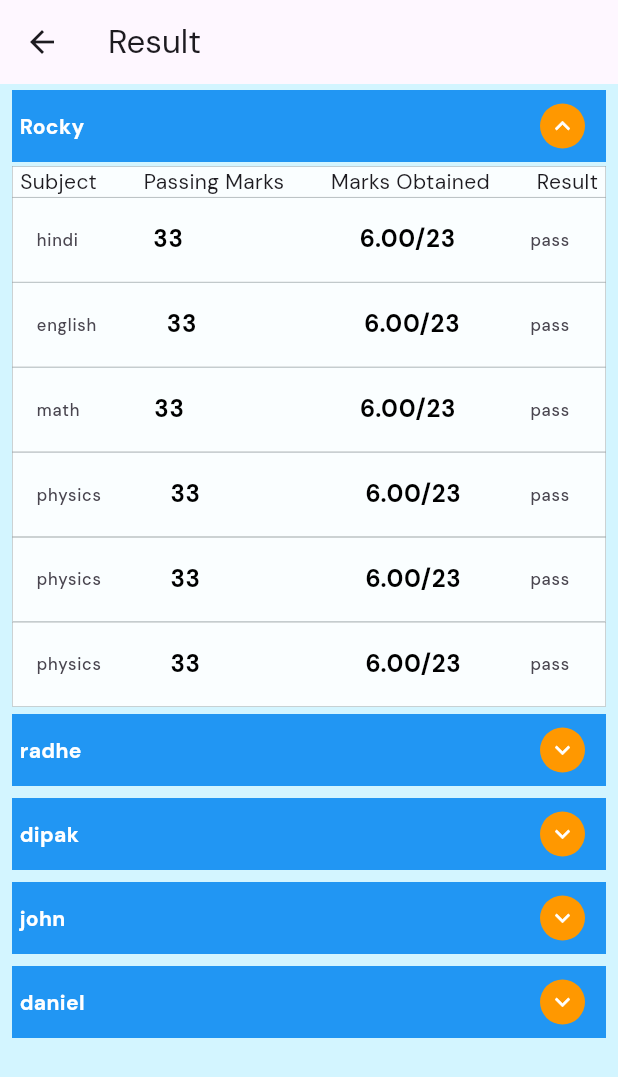
After one commit to apps-bhanusha/egyanschool2023, a Flutter app: the ExamResult screen opened by its route, after a tap on the "keyboard arrow down" icon, on a phone screen of 412 x 824 dp. The commit adds this screen. Shown: the top 1077 px of the screen. Run offline on Flutter 3.47's test engine with Material 2 defaults, Android fonts, the phone set to English and light mode, and no system bars; our stand-ins replace cached_network_image, dio, flutter_calendar_carousel, flutter_screenutil, get, google_fonts and 2 more; missing offline and left inert: flutter_session_manager, scroll_loop_auto_scroll; accounts and stored records are empty; network calls fail.

Commit message:
result pahe done

```diff
--- a/lib/controller/school_id_controller.dart
+++ b/lib/controller/school_id_controller.dart
@@ -1,7 +1,7 @@
 import 'dart:convert';
 import 'package:ecom_desgin/constant/api_url.dart';
 import 'package:get/get.dart';
-import 'package:ecom_desgin/view/children/Student_Login.dart';
+import 'package:ecom_desgin/view/login/Student_Login.dart';
 import 'package:ecom_desgin/view/teacher/Teacher_Login.dart';
 import 'package:flutter_screenutil/flutter_screenutil.dart';
 import 'package:flutter/cupertino.dart';
--- a/lib/controller/student_login_controller.dart
+++ b/lib/controller/student_login_controller.dart
@@ -7,6 +7,7 @@ import 'package:google_fonts/google_fonts.dart';
 import 'package:ecom_desgin/view/dashboard/HomeScreen.dart';
 import 'package:flutter_session_manager/flutter_session_manager.dart';
 import 'package:get/get.dart';
+import 'package:hive/hive.dart';
 
 
 import 'package:http/http.dart' as http;
@@ -40,7 +41,9 @@ class UserNameController extends GetxController {
 print(SchoolIdControllerList);
 
       if (sdata["status"] == true) {
-
+      var box = Hive.box("schoolData");
+      box.put("username",username);
+      box.put("password",password);
            return Get.to(() => HomeScreen());
       }
 
--- a/lib/main.dart
+++ b/lib/main.dart
@@ -1,15 +1,20 @@
 
+import 'dart:io';
+import 'package:ecom_desgin/controller/student_login_controller.dart';
 import 'package:ecom_desgin/routes/routes.dart';
-
 import 'package:flutter/material.dart';
-
+import 'package:hive_flutter/hive_flutter.dart';
 import 'package:get/get.dart';
 import 'package:flutter_screenutil/flutter_screenutil.dart';
 import 'package:google_fonts/google_fonts.dart';
-
+import 'package:hive/hive.dart';
+import 'package:path_provider/path_provider.dart';
 Future<void> main(List<String> args) async {
   WidgetsFlutterBinding.ensureInitialized();
-
+    Directory appDocDir = await getApplicationDocumentsDirectory();
+    Hive.init(appDocDir.path);
+    await Hive.initFlutter();
+    var  schoolData = await Hive.openBox("schoolData");
   runApp(GetMaterialApp(
     debugShowCheckedModeBanner: false,
     theme: ThemeData(
@@ -31,18 +36,29 @@ class SplashScreen extends StatefulWidget {
   State<SplashScreen> createState() => _SplashScreenState();
 }
 class _SplashScreenState extends State<SplashScreen> {
-
+ final UserNameController _allsetController =Get.put( UserNameController());
   String url = "Your_URL";
   String? userlogin;
   String? manager;
   bool notitap=false;
   @override
-  void initState() {
-
+  void initState()  {
+ var box = Hive.box("schoolData");
+var userName= box.get("username");
+var password= box.get("password");
     super.initState();
     Future.delayed(
         const Duration(seconds: 4),
-            () => Get.toNamed(RoutesName.schoolId),
+            () {
+               if(userName!=null){
+
+
+                Get.toNamed(RoutesName.schoolId);
+               }else{
+                _allsetController.apicallpost(userName,password,context);
+                Get.toNamed(RoutesName.home);
+               }
+            }
     );
   }
 
--- a/lib/routes/routes.dart
+++ b/lib/routes/routes.dart
@@ -1,6 +1,7 @@
 
 import 'package:ecom_desgin/main.dart';
-import 'package:ecom_desgin/view/children/Student_Login.dart';
+import 'package:ecom_desgin/view/examination/Exam_result.dart';
+import 'package:ecom_desgin/view/login/Student_Login.dart';
 import 'package:ecom_desgin/view/children/child_total.dart';
 import 'package:ecom_desgin/view/dashboard/HomeScreen.dart';
 import 'package:ecom_desgin/view/dashboard/dashboard.dart';
@@ -27,6 +28,7 @@ class RoutesName{
   static String examination = '/examination';
   static String examiTimeDetial = '/examiTimeDetial';
   static String downloadAll = '/downloadAll';
+  static String examResult = '/examResult';
 
 }
 
@@ -41,6 +43,7 @@ final getpages=[
  GetPage(name: RoutesName.examination, page: () =>  const ExamTimeTable()),
  GetPage(name: RoutesName.examiTimeDetial, page: () =>  const ExamTimeDetail()),
  GetPage(name: RoutesName.downloadAll, page: () =>  const DownloadAll()),
+ GetPage(name: RoutesName.examResult, page: () =>  const ExamResult()),
 
 
 ];
--- a/lib/view/dashboard/HomeScreen.dart
+++ b/lib/view/dashboard/HomeScreen.dart
@@ -32,7 +32,6 @@ class _HomeScreenState extends State<HomeScreen> with TickerProviderStateMixin {
   void initState() {
     super.initState();
 
-    print("eeeeeeeeeeeeeeeeeeeeeeeeeeeeeeeee4444444433333333333333333333333222222222211111111111");
 
     _controller = AnimationController(
       duration: const Duration(milliseconds: 500),
--- a/lib/view/dashboard/drawer.dart
+++ b/lib/view/dashboard/drawer.dart
@@ -16,7 +16,7 @@ class MyDrawer extends StatefulWidget {
 }
 
 class _MyDrawerState extends State<MyDrawer> {
-  final UserNameController _allsetController =Get.put( UserNameController());
+  final UserNameController _allsetController = Get.put(UserNameController());
   int _index = 0;
   int s = 0;
   @override
@@ -87,7 +87,7 @@ class _MyDrawerState extends State<MyDrawer> {
                           ),
                         ),
                         onTap: () {
-                         Get.toNamed(RoutesName.dashboard);
+                          Get.toNamed(RoutesName.dashboard);
                         },
                       ),
                     ),
@@ -261,10 +261,44 @@ class _MyDrawerState extends State<MyDrawer> {
                         ),
                       ),
                     ),
-                      SizedBox(
+                    ExpansionTile(
+                      title: Text(
+                        "Examination",
+                        textScaleFactor: 1.2,
+                        style: GoogleFonts.dmSans(
+                          fontStyle: FontStyle.normal,
+                          fontSize: 12.sp,
+                          fontWeight: FontWeight.bold,
+                          color: Colors.lightBlueAccent,
+                        ),
+                      ),
+                      leading: const Icon(
+                        Icons.logout,
+                        color: Colors.lightBlueAccent,
+                      ), //add icon
+                      childrenPadding:
+                          EdgeInsets.only(left: 60), //children padding
+                      children: [
+                        ListTile(
+                          title: const Text("Exam Time Table"),
+                          onTap: () => Get.toNamed(RoutesName.examination),
+                        ),
+
+                        ListTile(
+                          title: const Text("Result"),
+                          onTap: () {
+                            onTap:
+                            () => Get.toNamed(RoutesName.examResult);
+                          },
+                        ),
+
+                        //more child menu
+                      ],
+                    ),
+                    SizedBox(
                       height: 0.042.sh,
                       child: ListTile(
-                         onTap: () => Get.toNamed(RoutesName.downloadAll),
+                        onTap: () => Get.toNamed(RoutesName.downloadAll),
                         leading: const Icon(
                           Icons.logout,
                           color: Colors.lightBlueAccent,
--- /dev/null
+++ b/lib/view/examination/Exam_result.dart
@@ -0,0 +1,234 @@
+import 'package:flutter/material.dart';
+
+class ExamResult extends StatefulWidget {
+  const ExamResult({super.key});
+
+  @override
+  State<ExamResult> createState() => _ExamResultState();
+}
+
+class _ExamResultState extends State<ExamResult> {
+  List studentName = [
+    "Rocky",
+    "radhe",
+    "dipak",
+    "john",
+    "daniel",
+  ];
+
+  @override
+  Widget build(BuildContext context) {
+    return Scaffold(
+      backgroundColor: const Color.fromARGB(255, 211, 245, 255),
+      appBar: AppBar(
+        title: const Text("Result"),
+        // backgroundColor: Colors.redAccent,
+      ),
+      body: ListView.builder(
+        itemBuilder: (BuildContext context, int index) {
+          return ExpandableListView(title: studentName[index]);
+        },
+        itemCount: studentName.length,
+      ),
+    );
+  }
+}
+
+class ExpandableListView extends StatefulWidget {
+  final String title;
+
+  const ExpandableListView({Key? key, required this.title}) : super(key: key);
+
+  @override
+  // ignore: library_private_types_in_public_api
+  _ExpandableListViewState createState() => _ExpandableListViewState();
+}
+
+class _ExpandableListViewState extends State<ExpandableListView> {
+  bool expandFlag = false;
+
+  List result = [
+    {
+      "subjectname": "hindi",
+      "passingmarks": "33",
+      "Marks Obtained": "6.00/23",
+      "Result": "pass",
+    },
+    {
+      "subjectname": "english",
+      "passingmarks": "33",
+      "Marks Obtained": "6.00/23",
+      "Result": "pass",
+    },
+    {
+      "subjectname": "math",
+      "passingmarks": "33",
+      "Marks Obtained": "6.00/23",
+      "Result": "pass",
+    },
+    {
+      "subjectname": "physics",
+      "passingmarks": "33",
+      "Marks Obtained": "6.00/23",
+      "Result": "pass",
+    },
+    {
+      "subjectname": "physics",
+      "passingmarks": "33",
+      "Marks Obtained": "6.00/23",
+      "Result": "pass",
+    },
+    {
+      "subjectname": "physics",
+      "passingmarks": "33",
+      "Marks Obtained": "6.00/23",
+      "Result": "pass",
+    }
+  ];
+
+  @override
+  Widget build(BuildContext context) {
+    return Container(
+      margin: const EdgeInsets.symmetric(
+        vertical: 1.0,
+      ),
+      child: Column(
+        children: <Widget>[
+          Padding(
+            padding: const EdgeInsets.symmetric(vertical: 3, horizontal: 8),
+            child: Container(
+              color: Colors.blue,
+              padding: const EdgeInsets.symmetric(horizontal: 5.0),
+              child: Row(
+                mainAxisAlignment: MainAxisAlignment.spaceBetween,
+                children: <Widget>[
+                  Text(
+                    widget.title,
+                    style: const TextStyle(
+                        fontWeight: FontWeight.bold, color: Colors.white),
+                  ),
+                  IconButton(
+                      icon: Container(
+                        height: 30.0,
+                        width: 30.0,
+                        decoration: const BoxDecoration(
+                          color: Colors.orange,
+                          shape: BoxShape.circle,
+                        ),
+                        child: Center(
+                          child: Icon(
+                            expandFlag
+                                ? Icons.keyboard_arrow_up
+                                : Icons.keyboard_arrow_down,
+                            color: Colors.white,
+                            size: 20.0,
+                          ),
+                        ),
+                      ),
+                      onPressed: () {
+                        setState(() {
+                          expandFlag = !expandFlag;
+                        });
+                      }),
+                ],
+              ),
+            ),
+          ),
+          Padding(
+            padding: const EdgeInsets.symmetric(vertical: 0, horizontal: 8),
+            child: ExpandableContainer(
+                expanded: expandFlag,
+                child: Column(
+                  children: [
+                    Container(
+                      padding: const EdgeInsets.symmetric(
+                          vertical: 0, horizontal: 5),
+                      decoration: BoxDecoration(
+                          border: Border.all(width: 0.3, color: Colors.grey),
+                          color: Color.fromARGB(255, 250, 254, 255)),
+                      child: Row(
+                          mainAxisAlignment: MainAxisAlignment.spaceBetween,
+                          children: const [
+                            Text("Subject"),
+                            Text("Passing Marks"),
+                            Text("Marks Obtained"),
+                            Text("Result"),
+                          ]),
+                    ),
+                    Expanded(
+                      child: ListView.builder(
+                        itemBuilder: (BuildContext context, int index) {
+                          return Container(
+                            decoration: BoxDecoration(
+                                border:
+                                    Border.all(width: 0.3, color: Colors.grey),
+                                color: Color.fromARGB(255, 250, 254, 255)),
+                            child: ListTile(
+                              title: Row(
+                                crossAxisAlignment: CrossAxisAlignment.start,
+                                mainAxisAlignment:
+                                    MainAxisAlignment.spaceEvenly,
+                                children: [
+                                  Text(
+                                    result[index]["passingmarks"] ?? "",
+                                    style: const TextStyle(
+                                        fontWeight: FontWeight.bold,
+                                        color: Color.fromARGB(255, 0, 0, 0)),
+                                  ),
+                                  const SizedBox(
+                                    width: 50,
+                                  ),
+                                  Text(
+                                    result[index]["Marks Obtained"] ?? "",
+                                    style: const TextStyle(
+                                        fontWeight: FontWeight.bold,
+                                        color: Color.fromARGB(255, 0, 0, 0)),
+                                  ),
+                                ],
+                              ),
+                              leading: Text(result[index]["subjectname"] ?? ""),
+                              trailing: Text(result[index]["Result"] ?? ""),
+                            ),
+                          );
+                        },
+                        itemCount: result.length,
+                      ),
+                    )
+                  ],
+                )),
+          )
+        ],
+      ),
+    );
+  }
+}
+
+class ExpandableContainer extends StatelessWidget {
+  final bool expanded;
+  final double collapsedHeight;
+  final double expandedHeight;
+  final Widget child;
+
+  const ExpandableContainer({
+    super.key,
+    required this.child,
+    this.collapsedHeight = 0.0,
+    this.expandedHeight = 360.0,
+    this.expanded = true,
+  });
+
+  @override
+  Widget build(BuildContext context) {
+    double screenWidth = MediaQuery.of(context).size.width;
+    return AnimatedContainer(
+      duration: const Duration(milliseconds: 500),
+      curve: Curves.easeInOut,
+      width: screenWidth,
+      height: expanded ? expandedHeight : collapsedHeight,
+      child: Container(
+        child: child,
+        // decoration:  BoxDecoration(border:  Border.all(width: 1.0, color: Color.fromARGB(255, 119, 127, 134))),
+      ),
+    );
+  }
+}
--- a/lib/view/examination/Exam_time_table.dart
+++ b/lib/view/examination/Exam_time_table.dart
@@ -17,6 +17,7 @@ class ExamTimeTable extends StatelessWidget {
     return Scaffold(
         appBar: AppBar(
           title: const Text("Examination"),
+
         ),
         body: Column(
           children: [
--- a/lib/view/login/Loginscreen.dart
+++ b/lib/view/login/Loginscreen.dart
@@ -1,6 +1,6 @@
 import 'package:ecom_desgin/controller/school_id_controller.dart';
 
-import 'package:ecom_desgin/view/children/Student_Login.dart';
+import 'package:ecom_desgin/view/login/Student_Login.dart';
 import 'package:ecom_desgin/view/teacher/Teacher_Login.dart';
 import 'package:flutter/material.dart';
 import 'package:flutter_screenutil/flutter_screenutil.dart';
--- a/lib/view/children/Student_Login.dart
+++ b/lib/view/login/Student_Login.dart
@@ -8,6 +8,7 @@ import 'package:flutter/cupertino.dart';
 import 'package:flutter/material.dart';
 import 'package:google_fonts/google_fonts.dart';
 import 'package:get/get.dart';
+import 'package:hive_flutter/hive_flutter.dart';
 
 class StudentLogin extends StatefulWidget {
   const StudentLogin({super.key});
@@ -198,7 +199,10 @@ class _StudentLoginState extends State<StudentLogin> {
                     backgroundColor: Colors.blue,
                   ),
                   onPressed: () {
-                    _allsetController.apicallpost(usersname.text,password.text,context);
+                     var box = Hive.box("schoolData");
+                    var userName= box.get("username");
+var password= box.get("password");
+                    _allsetController.apicallpost(userName,password,context);
 
 
                   },
--- a/pubspec.yaml
+++ b/pubspec.yaml
@@ -46,6 +46,8 @@ dependencies:
   dio: ^4.0.6
   cached_network_image: ^3.2.3
   scroll_loop_auto_scroll: ^0.0.5
+  hive: ^2.2.3
+  hive_flutter: ^1.1.0
 
 dev_dependencies:
   flutter_test:
```
Also changed, not shown: pubspec.lock.
